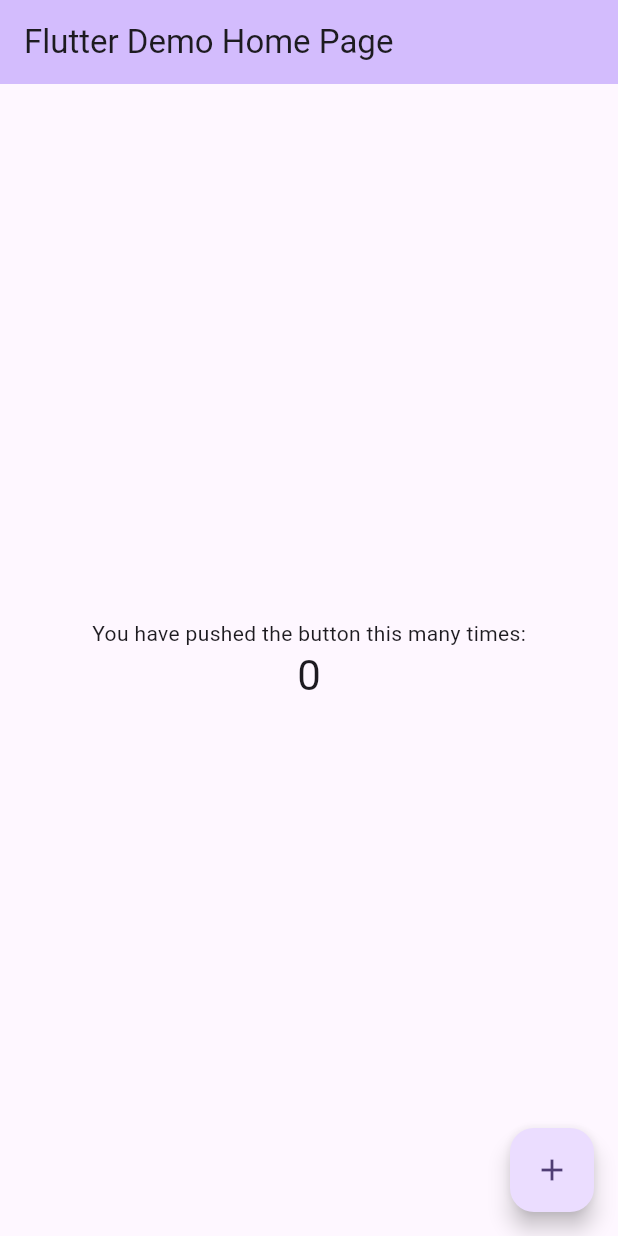
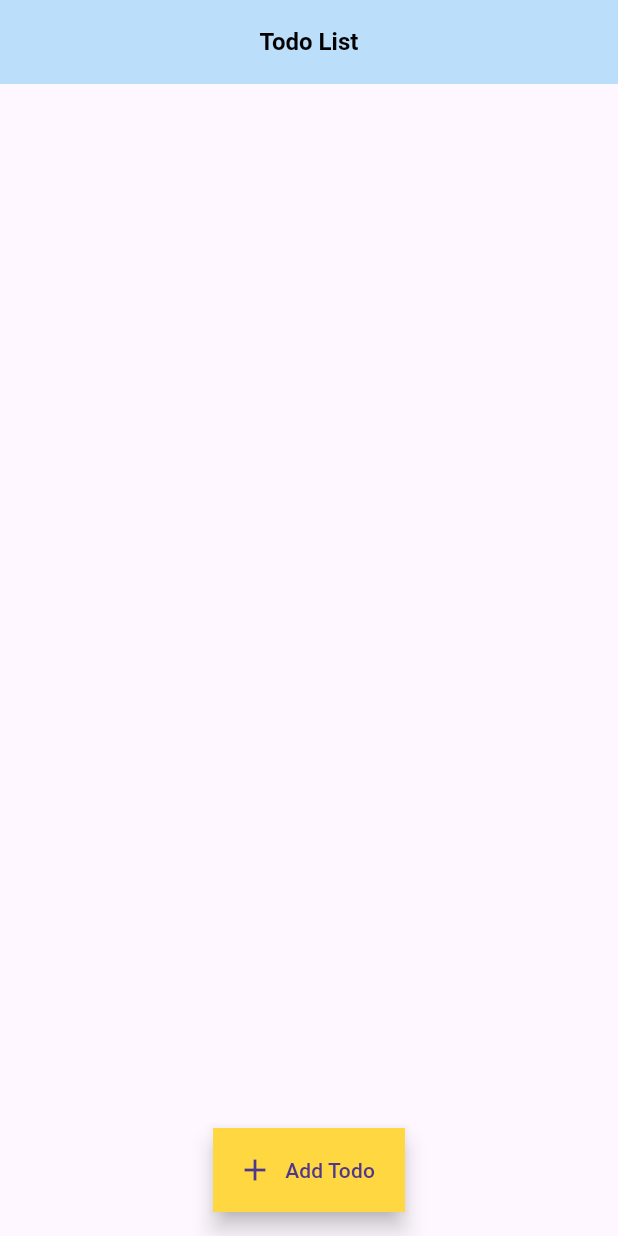
Before and after one commit to MaxJakaria/todo_list_using_isar, a Flutter app: the screen it shows after launch, on a phone screen of 412 x 824 dp. Run offline on Flutter 3.47's test engine with Material 3 defaults, Android fonts, the phone set to English and light mode, and no system bars.

Commit message:
add required files for todo list UI

```diff
--- /dev/null
+++ b/lib/core/app_theme/app_theme.dart
@@ -0,0 +1,65 @@
+import 'package:flutter/material.dart';
+import 'package:todo_list_using_isar/core/app_pallete/app_pallete.dart';
+
+ThemeData appTheme() {
+  return ThemeData(
+    appBarTheme: AppBarTheme(
+      backgroundColor: barBackground,
+
+      centerTitle: true,
+      titleTextStyle: TextStyle(
+        fontSize: 16,
+        fontWeight: FontWeight.bold,
+        color: title,
+      ),
+      iconTheme: IconThemeData(),
+    ),
+
+    floatingActionButtonTheme: FloatingActionButtonThemeData(
+      backgroundColor: button,
+      shape: BorderDirectional(),
+      hoverColor: button,
+      splashColor: pressbutton,
+    ),
+
+    cardTheme: CardThemeData(
+      shape: BeveledRectangleBorder(side: BorderSide.none),
+      color: cardBackground,
+    ),
+
+    dialogTheme: DialogThemeData(
+      backgroundColor: dialogBackground,
+      shape: RoundedRectangleBorder(borderRadius: BorderRadius.circular(4.0)),
+      titleTextStyle: TextStyle(
+        shadows: [Shadow(color: shadow, offset: Offset(0.5, 1), blurRadius: 4)],
+        fontSize: 16,
+        color: title,
+      ),
+    ),
+
+    inputDecorationTheme: InputDecorationTheme(
+      filled: true,
+      enabledBorder: OutlineInputBorder(borderSide: BorderSide.none),
+      focusedBorder: OutlineInputBorder(borderSide: BorderSide(color: focused)),
+      focusedErrorBorder: OutlineInputBorder(
+        borderSide: BorderSide(color: focusedError),
+      ),
+    ),
+
+    textButtonTheme: TextButtonThemeData(
+      style: ButtonStyle(
+        backgroundColor: WidgetStateProperty.resolveWith<Color?>((
+          Set<WidgetState> states,
+        ) {
+          return (states.contains(WidgetState.pressed)) ? pressbutton : button;
+        }),
+        shape: WidgetStateProperty.all<OutlinedBorder>(
+          RoundedRectangleBorder(borderRadius: BorderRadius.circular(4.0)),
+        ),
+
+        shadowColor: WidgetStateProperty.all<Color>(shadow),
+        elevation: WidgetStateProperty.all<double>(5),
+      ),
+    ),
+  );
+}
--- /dev/null
+++ b/lib/feature/todo_list/domain/entities/todo.dart
@@ -0,0 +1,15 @@
+class Todo {
+  final String id;
+  final String title;
+  final String details;
+  final bool isComplete;
+  final DateTime updatedAt;
+
+  Todo({
+    required this.id,
+    required this.title,
+    required this.details,
+    required this.isComplete,
+    required this.updatedAt,
+  });
+}
--- /dev/null
+++ b/lib/feature/todo_list/presentation/pages/todo_home_page.dart
@@ -0,0 +1,42 @@
+import 'package:flutter/material.dart';
+import 'package:todo_list_using_isar/feature/todo_list/presentation/utils/show_todo_add_dialog.dart';
+import 'package:todo_list_using_isar/feature/todo_list/presentation/utils/show_todo_delete_dialog.dart';
+import 'package:todo_list_using_isar/feature/todo_list/presentation/utils/show_todo_edit_dialog.dart';
+import 'package:todo_list_using_isar/feature/todo_list/presentation/widgets/todo_list_view.dart';
+
+class TodoHomePage extends StatefulWidget {
+  const TodoHomePage({super.key});
+
+  @override
+  State<TodoHomePage> createState() => _TodoHomePageState();
+}
+
+class _TodoHomePageState extends State<TodoHomePage> {
+  @override
+  Widget build(BuildContext context) {
+    return Scaffold(
+      appBar: AppBar(title: const Text('Todo List')),
+
+      body: TodoListView(
+        todos: [],
+        onEdit: (todo) => showTodoEditDialog(
+          context: context,
+          id: todo.id,
+          initialTitle: todo.title,
+          initialDetails: todo.details,
+        ),
+        onDelete: (id) => showTodoDeleteDialog(context: context, id: id),
+        onToggleComplete: (id, val) {},
+        onTap: (todo) {},
+      ),
+
+      floatingActionButton: FloatingActionButton.extended(
+        onPressed: () => showTodoAddDialog(context: context),
+        label: const Text('Add Todo'),
+        icon: const Icon(Icons.add),
+      ),
+
+      floatingActionButtonLocation: FloatingActionButtonLocation.centerFloat,
+    );
+  }
+}
--- /dev/null
+++ b/lib/feature/todo_list/presentation/widgets/todo_list_view.dart
@@ -0,0 +1,40 @@
+import 'package:flutter/material.dart';
+import 'package:todo_list_using_isar/feature/todo_list/domain/entities/todo.dart';
+import 'package:todo_list_using_isar/feature/todo_list/presentation/widgets/todo_card.dart';
+
+class TodoListView extends StatelessWidget {
+  final List<Todo> todos;
+  final void Function(Todo) onEdit;
+  final void Function(String) onDelete;
+  final void Function(String id, bool? isChecked) onToggleComplete;
+  final void Function(Todo) onTap;
+
+  const TodoListView({
+    super.key,
+    required this.todos,
+    required this.onEdit,
+    required this.onDelete,
+    required this.onToggleComplete,
+    required this.onTap,
+  });
+
+  @override
+  Widget build(BuildContext context) {
+    return ListView.builder(
+      padding: const EdgeInsets.all(8),
+      itemCount: todos.length,
+      itemBuilder: (context, index) {
+        final todo = todos[index];
+        return TodoCard(
+          key: ValueKey(todo.id),
+          title: todo.title,
+          isComplete: todo.isComplete,
+          onCheckboxChanged: (val) => onToggleComplete(todo.id, val),
+          onEditPressed: () => onEdit(todo),
+          onDeletePressed: () => onDelete(todo.id),
+          onTap: () => onTap(todo),
+        );
+      },
+    );
+  }
+}
--- a/lib/main.dart
+++ b/lib/main.dart
@@ -1,4 +1,6 @@
 import 'package:flutter/material.dart';
+import 'package:todo_list_using_isar/core/app_theme/app_theme.dart';
+import 'package:todo_list_using_isar/feature/todo_list/presentation/pages/todo_home_page.dart';
 
 void main() {
   runApp(const MyApp());
@@ -10,58 +12,9 @@ class MyApp extends StatelessWidget {
   @override
   Widget build(BuildContext context) {
     return MaterialApp(
-      title: 'Flutter Demo',
-      theme: ThemeData(
-        colorScheme: ColorScheme.fromSeed(seedColor: Colors.deepPurple),
-      ),
-      home: const MyHomePage(title: 'Flutter Demo Home Page'),
+      debugShowCheckedModeBanner: false,
+      theme: appTheme(),
+      home: TodoHomePage(),
     );
   }
 }
-
-class MyHomePage extends StatefulWidget {
-  const MyHomePage({super.key, required this.title});
-
-  final String title;
-
-  @override
-  State<MyHomePage> createState() => _MyHomePageState();
-}
-
-class _MyHomePageState extends State<MyHomePage> {
-  int _counter = 0;
-
-  void _incrementCounter() {
-    setState(() {
-      _counter++;
-    });
-  }
-
-  @override
-  Widget build(BuildContext context) {
-    return Scaffold(
-      appBar: AppBar(
-        backgroundColor: Theme.of(context).colorScheme.inversePrimary,
-
-        title: Text(widget.title),
-      ),
-      body: Center(
-        child: Column(
-          mainAxisAlignment: MainAxisAlignment.center,
-          children: <Widget>[
-            const Text('You have pushed the button this many times:'),
-            Text(
-              '$_counter',
-              style: Theme.of(context).textTheme.headlineMedium,
-            ),
-          ],
-        ),
-      ),
-      floatingActionButton: FloatingActionButton(
-        onPressed: _incrementCounter,
-        tooltip: 'Increment',
-        child: const Icon(Icons.add),
-      ),
-    );
-  }
-}
```
Also changed, not shown: lib/core/app_pallete/app_pallete.dart (added, +20 -0 lines), lib/core/common/dialog_button.dart (added, +29 -0 lines), lib/core/common/text_field_config.dart (added, +17 -0 lines), lib/feature/todo_list/presentation/utils/show_todo_add_dialog.dart (added, +25 -0 lines), lib/feature/todo_list/presentation/utils/show_todo_delete_dialog.dart (added, +21 -0 lines), lib/feature/todo_list/presentation/utils/show_todo_edit_dialog.dart (added, +36 -0 lines), lib/feature/todo_list/presentation/widgets/todo_card.dart (added, +51 -0 lines), lib/feature/todo_list/presentation/widgets/todo_dialog.dart (added, +118 -0 lines).
